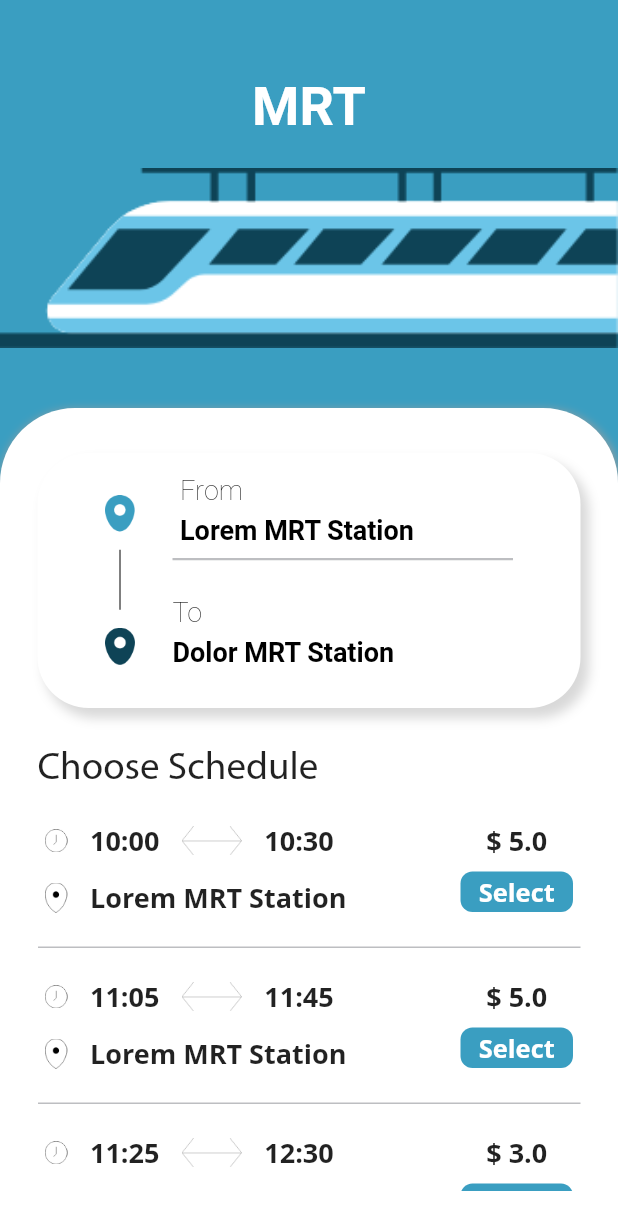
After one commit to Yomna-J/public_transport_app_Flutter, a Flutter app: the MRTDetailsScreen screen opened directly, on a phone screen of 412 x 824 dp. The commit adds this screen. Shown: the top 1230 px of the screen. Run offline on Flutter 3.47's test engine with Material 2 defaults, Android fonts, the light colour scheme and no system bars.

Commit message:
Added Details screen     - Added icons & images     - Added fonts     - Created from_to_card & schedule widgets

```diff
--- /dev/null
+++ b/lib/screens/details_screen.dart
@@ -0,0 +1,120 @@
+import 'package:flutter/material.dart';
+import 'package:public_transport_app/constants.dart';
+import 'package:public_transport_app/widgets/from_to_card.dart';
+import 'package:public_transport_app/widgets/schedule.dart';
+
+class MRTDetailsScreen extends StatelessWidget {
+  const MRTDetailsScreen({Key? key}) : super(key: key);
+
+  @override
+  Widget build(BuildContext context) {
+    return Scaffold(
+      backgroundColor: kMoonStones,
+      body: Column(
+        children: <Widget>[
+          Container(
+            padding: EdgeInsets.only(right: 20.0, left: 20.0, top: 50.0),
+            child: Center(
+                child: Text(
+              'MRT',
+              style: TextStyle(
+                color: Colors.white,
+                fontFamily: 'Myriad Pro',
+                fontWeight: FontWeight.w700,
+                fontSize: 36.0,
+              ),
+            )),
+          ),
+          SizedBox(height: 20.0),
+          Container(
+            width: MediaQuery.of(context).size.width,
+            height: 120,
+            decoration: BoxDecoration(
+              image: DecorationImage(
+                fit: BoxFit.fill,
+                image: AssetImage('assets/images/mrt.png'),
+              ),
+            ),
+          ),
+          SizedBox(height: 40.0),
+          Expanded(
+            child: Container(
+              width: MediaQuery.of(context).size.width,
+              padding: EdgeInsets.symmetric(horizontal: 25, vertical: 30),
+              decoration: BoxDecoration(
+                borderRadius: BorderRadius.only(
+                  topLeft: Radius.circular(50.0),
+                  topRight: Radius.circular(50.0),
+                ),
+                color: Colors.white,
+                boxShadow: [
+                  BoxShadow(
+                    color: Colors.grey.withOpacity(0.8),
+                    spreadRadius: .8,
+                    blurRadius: 4,
+                    offset: Offset(1, 2),
+                  ),
+                ],
+              ),
+              child: Column(
+                crossAxisAlignment: CrossAxisAlignment.start,
+                children: <Widget>[
+                  FromToCard(
+                      from: 'Lorem MRT Station', to: 'Dolor MRT Station'),
+                  SizedBox(height: 25),
+                  Text(
+                    'Choose Schedule',
+                    style: TextStyle(
+                      fontFamily: 'MyriadPro',
+                      fontWeight: FontWeight.w500,
+                      fontSize: 26,
+                    ),
+                  ),
+                  Expanded(
+                    child: SingleChildScrollView(
+                      scrollDirection: Axis.vertical,
+                      child: Column(
+                        children: [
+                          Schedule(
+                            fromTime: '10:00',
+                            toTime: '10:30',
+                            location: 'Lorem MRT Station',
+                            price: 5.0,
+                          ),
+                          Container(
+                            padding: EdgeInsets.only(left: 3),
+                            height: 1.0,
+                            width: double.infinity,
+                            color: kDarkGray,
+                          ),
+                          Schedule(
+                            fromTime: '11:05',
+                            toTime: '11:45',
+                            location: 'Lorem MRT Station',
+                            price: 5.0,
+                          ),
+                          Container(
+                            padding: EdgeInsets.only(left: 3),
+                            height: 1.0,
+                            width: double.infinity,
+                            color: kDarkGray,
+                          ),
+                          Schedule(
+                            fromTime: '11:25',
+                            toTime: '12:30',
+                            location: 'Lorem MRT Station',
+                            price: 3.0,
+                          ),
+                        ],
+                      ),
+                    ),
+                  ),
+                ],
+              ),
+            ),
+          ),
+        ],
+      ),
+    );
+  }
+}
--- a/lib/screens/home_screen.dart
+++ b/lib/screens/home_screen.dart
@@ -1,13 +1,8 @@
 import 'package:flutter/material.dart';
 import 'package:public_transport_app/constants.dart';
+import 'package:public_transport_app/screens/details_screen.dart';
 import 'package:public_transport_app/widgets/account_details.dart';
 import 'package:public_transport_app/widgets/transport_card.dart';
-
-void main() => runApp(MaterialApp(
-      home: Home(),
-      debugShowCheckedModeBanner: false,
-      theme: ThemeData(fontFamily: 'OpenSans'),
-    ));
 
 class Home extends StatelessWidget {
   @override
@@ -145,7 +140,12 @@ class Home extends StatelessWidget {
                               background: kMoonStones,
                               topValue: 30,
                               bottomValue: 0,
-                              pressSelect: () {},
+                              pressSelect: () {
+                                Navigator.push(context,
+                                    MaterialPageRoute(builder: (context) {
+                                  return MRTDetailsScreen();
+                                }));
+                              },
                             ),
                           ],
                         ),
--- /dev/null
+++ b/lib/widgets/from_to_card.dart
@@ -0,0 +1,113 @@
+import 'package:flutter/material.dart';
+
+import '../constants.dart';
+
+class FromToCard extends StatelessWidget {
+  final String from;
+  final String to;
+
+  const FromToCard({
+    Key? key,
+    required this.from,
+    required this.to,
+  }) : super(key: key);
+
+  @override
+  Widget build(BuildContext context) {
+    return Container(
+      height: 170,
+      width: double.infinity,
+      padding: EdgeInsets.symmetric(horizontal: 45, vertical: 10),
+      decoration: BoxDecoration(
+        borderRadius: BorderRadius.circular(34),
+        color: Colors.white,
+        boxShadow: [
+          BoxShadow(
+            color: Colors.grey.withOpacity(0.4),
+            spreadRadius: 0.6,
+            blurRadius: 6,
+            offset: Offset(5, 6),
+          ),
+        ],
+      ),
+      child: Stack(
+        children: <Widget>[
+          Positioned(
+            top: 18,
+            child: Container(
+              // padding: EdgeInsets.only(top: 15),
+              child: Column(
+                children: <Widget>[
+                  Image.asset('assets/icons/from.png', width: 20),
+                  Container(
+                      margin: EdgeInsets.symmetric(vertical: 12),
+                      height: 40,
+                      child: VerticalDivider(color: Colors.black)),
+                  Image.asset('assets/icons/to.png', width: 20),
+                ],
+              ),
+            ),
+          ),
+          Positioned(
+            top: 0,
+            left: 45,
+            child: Column(
+              crossAxisAlignment: CrossAxisAlignment.start,
+              children: <Widget>[
+                Container(
+                  padding: EdgeInsets.only(left: 5),
+                  child: RichText(
+                    text: TextSpan(
+                      style: TextStyle(
+                        color: Colors.black,
+                        fontSize: 18,
+                        height: 1.5,
+                      ),
+                      children: [
+                        TextSpan(
+                          text: 'From\n',
+                          style: TextStyle(fontWeight: FontWeight.w200),
+                        ),
+                        TextSpan(
+                          text: from,
+                          style: TextStyle(fontWeight: FontWeight.w700),
+                        ),
+                      ],
+                    ),
+                  ),
+                ),
+                SizedBox(height: 6),
+                Container(
+                  padding: EdgeInsets.only(left: 3),
+                  height: 1.5,
+                  width: 240,
+                  color: kDarkGray,
+                ),
+                SizedBox(height: 20),
+                RichText(
+                  text: TextSpan(
+                    style: TextStyle(
+                      color: Colors.black,
+                      fontSize: 18,
+                      height: 1.5,
+                    ),
+                    children: [
+                      TextSpan(
+                        text: 'To\n',
+                        style: TextStyle(fontWeight: FontWeight.w200),
+                      ),
+                      TextSpan(
+                        text: to,
+                        style: TextStyle(fontWeight: FontWeight.w700),
+                      ),
+                    ],
+                  ),
+                ),
+              ],
+            ),
+          ),
+        ],
+      ),
+    );
+  }
+}
--- /dev/null
+++ b/lib/widgets/schedule.dart
@@ -0,0 +1,105 @@
+import 'package:flutter/material.dart';
+import 'package:public_transport_app/constants.dart';
+
+class Schedule extends StatelessWidget {
+  final String fromTime;
+  final String toTime;
+  final String location;
+  final double price;
+
+  const Schedule({
+    Key? key,
+    required this.fromTime,
+    required this.toTime,
+    required this.location,
+    required this.price,
+  }) : super(key: key);
+
+  @override
+  Widget build(BuildContext context) {
+    return Container(
+      width: double.infinity,
+      padding: EdgeInsets.symmetric(horizontal: 5, vertical: 20),
+      child: Stack(
+        children: <Widget>[
+          Positioned(
+            child: Column(
+              children: [
+                Row(
+                  children: [
+                    Image.asset('assets/icons/clock.png', width: 15),
+                    SizedBox(width: 15),
+                    Text(
+                      fromTime,
+                      style: TextStyle(
+                        fontSize: 18,
+                        fontWeight: FontWeight.w700,
+                      ),
+                    ),
+                    SizedBox(width: 15),
+                    Image.asset('assets/icons/arrow.png', width: 40),
+                    SizedBox(width: 15),
+                    Text(
+                      toTime,
+                      style: TextStyle(
+                        fontSize: 18,
+                        fontWeight: FontWeight.w700,
+                      ),
+                    ),
+                  ],
+                ),
+                SizedBox(height: 13),
+                Row(
+                  children: [
+                    Image.asset('assets/icons/location.png', width: 15),
+                    SizedBox(width: 15),
+                    Text(
+                      location,
+                      style: TextStyle(
+                        fontSize: 18,
+                        fontWeight: FontWeight.w700,
+                      ),
+                    ),
+                  ],
+                ),
+              ],
+            ),
+          ),
+          Positioned(
+            right: 0,
+            child: Column(
+              children: [
+                Text(
+                  '\$ $price',
+                  style: TextStyle(
+                    fontSize: 18,
+                    fontWeight: FontWeight.w700,
+                  ),
+                ),
+                SizedBox(height: 8),
+                GestureDetector(
+                  //TODO: Extract as a rounded button
+                  child: Container(
+                    alignment: Alignment.center,
+                    padding: EdgeInsets.all(2),
+                    width: 75,
+                    decoration: BoxDecoration(
+                      color: kMoonStones,
+                      borderRadius: BorderRadius.circular(8),
+                    ),
+                    child: Text('Select',
+                        style: TextStyle(
+                          color: Colors.white,
+                          fontSize: 17,
+                          fontWeight: FontWeight.w700,
+                        )),
+                  ),
+                ),
+              ],
+            ),
+          ),
+        ],
+      ),
+    );
+  }
+}
--- a/pubspec.yaml
+++ b/pubspec.yaml
@@ -72,8 +72,9 @@ flutter:
           weight: 600
         - asset: fonts/OpenSans-ExtraBold.ttf
           weight: 700
-    - family: Myriad Pro
+    - family: MyriadPro
       fonts:
+        - asset: fonts/MYRIADPRO-REGULAR.OTF
         - asset: fonts/MYRIADPRO-BOLD.OTF
           weight: 600
 
```
Also changed, not shown: assets/icons/arrow.png (added), assets/icons/clock.png (added), assets/icons/from.png (added), assets/icons/location.png (added), assets/icons/to.png (added), assets/images/mrt.png (added), fonts/MYRIADPRO-REGULAR.OTF (added).
